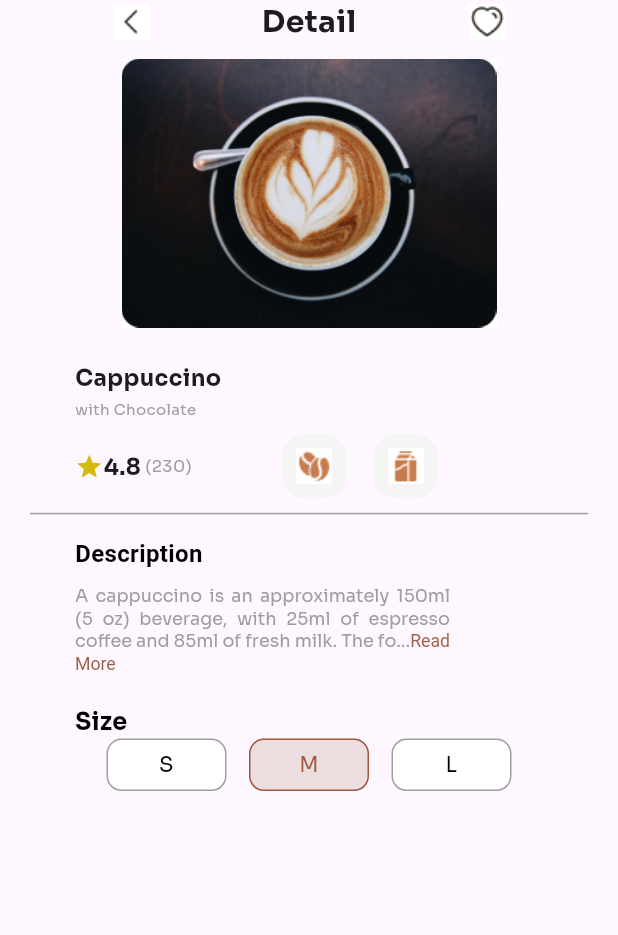
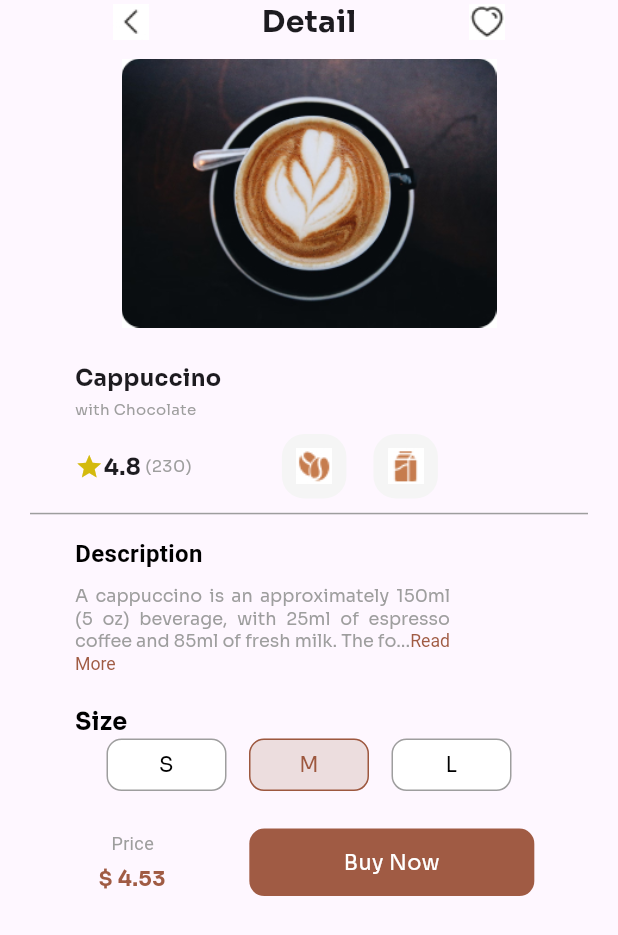
Before and after one commit to kurofavo/Cappucino, a Flutter app: the screen it shows after launch, on a phone screen of 412 x 824 dp. Shown: the top 935 px of the screen. Run offline on Flutter 3.47's test engine with Material 3 defaults, Android fonts, the phone set to English and light mode, and no system bars.

Commit message:
added coffee price component and added readme info

```diff
--- a/lib/main.dart
+++ b/lib/main.dart
@@ -53,6 +53,7 @@ class ViewScreen extends StatelessWidget {
             SizedBox(height: 10.0),
             SizeComponent(),
             CoffeeSizeComponent(sizes: ['S', 'M', 'L'],),
+            CoffeePrice(),
           ],
         ),
       ),
@@ -358,3 +359,68 @@ class CoffeeSizeComponent extends StatelessWidget {
     );
   }
 }
+
+class CoffeePrice extends StatelessWidget {
+  @override
+  Widget build(BuildContext context) {
+    return Padding(
+      padding: const EdgeInsets.only(left: 10.0, top: 25.0),
+      child: Row(
+        mainAxisAlignment: MainAxisAlignment.spaceEvenly,
+        children: [
+          Column(
+            children: [
+              Padding(
+                padding: const EdgeInsets.only(left: .5, bottom: 5.0),
+                child: Row(
+                  mainAxisAlignment: MainAxisAlignment.start,
+                  children: [
+                    Text(
+                      "Price",
+                      style: TextStyle(
+                        fontSize: 12.0,
+                        color: Colors.grey,
+                      ),
+                    ),
+                  ],
+                ),
+              ),
+              Row(
+                children: [
+                  Text(
+                    "\$ 4.53",
+                    style: TextStyle(
+                      fontSize: 14.0,
+                      fontWeight: FontWeight.bold,
+                      fontFamily: "Sora",
+                      color: Color.fromARGB(218, 144, 65, 36),
+                    ),
+                  ),
+                ],
+              ),
+            ],
+          ),
+          Container(
+            width: 190.0,
+            height: 45.0,
+            alignment: Alignment.center,
+            decoration: BoxDecoration(
+              color: Color.fromARGB(218, 144, 65, 36),
+              border: Border.all(style: BorderStyle.none, color: Colors.grey),
+              borderRadius: BorderRadius.circular(10),
+            ),
+            child: Text(
+              "Buy Now",
+              textAlign: TextAlign.center,
+              style: TextStyle(
+                fontFamily: "Sora",
+                fontSize: 14.0,
+                color: Colors.white,
+              ),
+            ),
+          ),
+        ],
+      ),
+    );
+  }
+}
```
Also changed, not shown: 1 other file.
